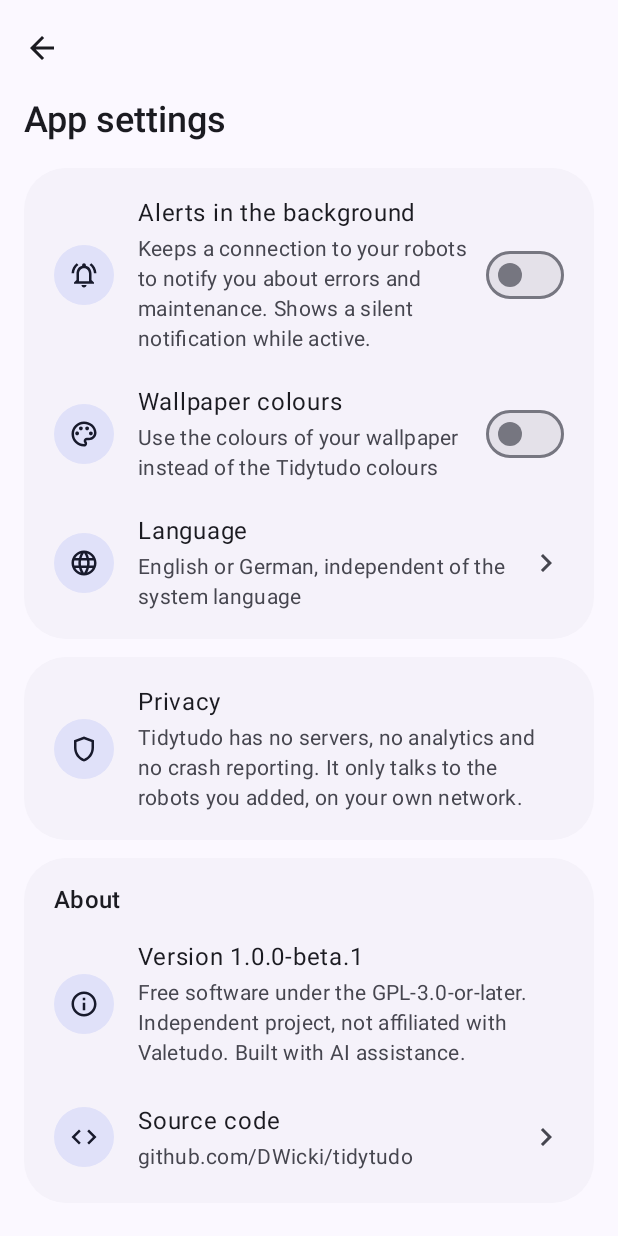
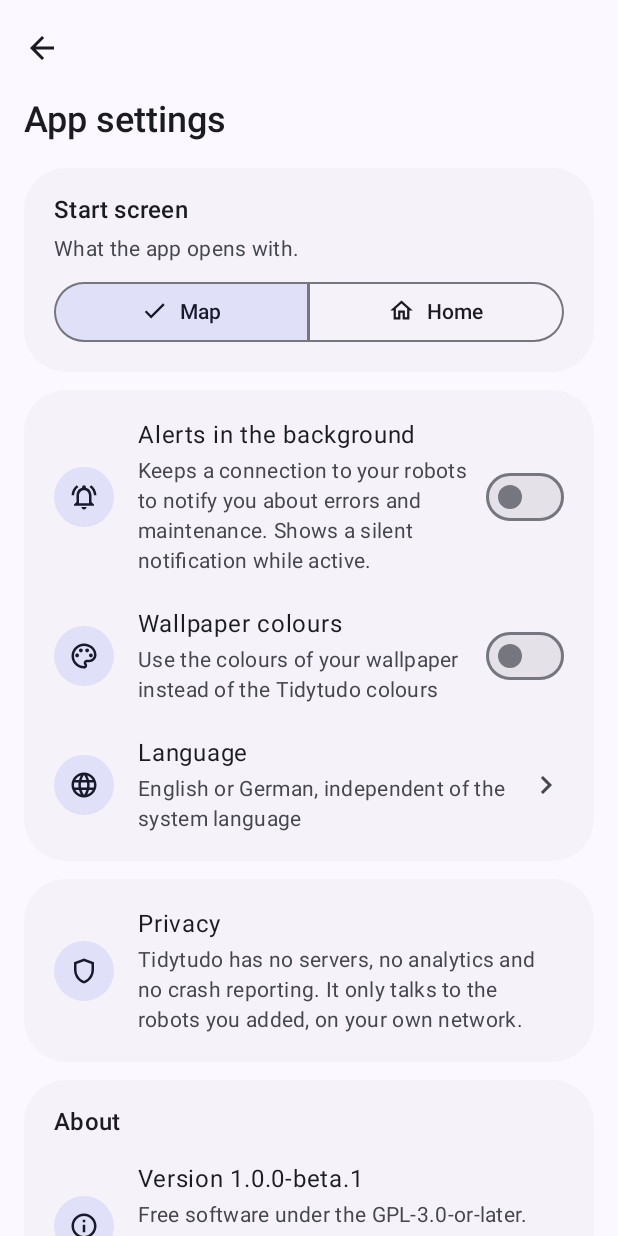
Before and after one commit to DWicki/tidytudo, an Android app built with Jetpack Compose: the AppSettingsScreen screen opened through its navigation route, on a phone screen of 412 x 824 dp. Run offline under Robolectric (Android 15) with nearby library versions, the phone set to English and light mode, and no system bars.

```diff
--- a/app/src/main/java/io/github/dwicki/tidytudo/data/AppSettings.kt
+++ b/app/src/main/java/io/github/dwicki/tidytudo/data/AppSettings.kt
@@ -30,6 +30,16 @@ class AppSettings(context: Context) {
     }
 
     /** Whether the user has used the room chips once; the home screen explains them until then. */
+    private val startOnMapState = MutableStateFlow(prefs.getBoolean(KEY_START_ON_MAP, true))
+
+    /** Which tab the app opens with: the map (default, the most telling view) or the home screen. */
+    val startOnMap: StateFlow<Boolean> = startOnMapState.asStateFlow()
+
+    fun setStartOnMap(enabled: Boolean) {
+        prefs.edit().putBoolean(KEY_START_ON_MAP, enabled).apply()
+        startOnMapState.value = enabled
+    }
+
     val roomsHintDone: Boolean get() = prefs.getBoolean(KEY_ROOMS_HINT_DONE, false)
 
     fun markRoomsHintDone() = prefs.edit().putBoolean(KEY_ROOMS_HINT_DONE, true).apply()
@@ -50,5 +60,6 @@ class AppSettings(context: Context) {
         const val KEY_NOTIFICATION_PROMPT = "notification_prompt_shown"
         const val KEY_DYNAMIC_COLOR = "dynamic_color"
         const val KEY_ROOMS_HINT_DONE = "rooms_hint_done"
+        const val KEY_START_ON_MAP = "start_on_map"
     }
 }
--- a/app/src/main/java/io/github/dwicki/tidytudo/ui/MainScreen.kt
+++ b/app/src/main/java/io/github/dwicki/tidytudo/ui/MainScreen.kt
@@ -104,7 +104,9 @@ private enum class Tab(@StringRes val label: Int, val icon: ImageVector, val sel
 @OptIn(ExperimentalMaterial3Api::class)
 @Composable
 fun MainScreen(robot: Robot, robots: List<Robot>, onOpen: (RobotDestination) -> Unit, onAddRobot: () -> Unit) {
-    var tab by rememberSaveable { mutableStateOf(Tab.HOME) }
+    val appSettings = LocalContext.current.appContainer.settings
+    // The start screen is a setting (App settings); the map by default.
+    var tab by rememberSaveable { mutableStateOf(if (appSettings.startOnMap.value) Tab.MAP else Tab.HOME) }
     var mapOpensRooms by rememberSaveable { mutableStateOf(false) }
     var switcherOpen by remember { mutableStateOf(false) }
     val snackbar = remember { SnackbarHostState() }
--- a/app/src/main/java/io/github/dwicki/tidytudo/ui/appsettings/AppSettingsScreen.kt
+++ b/app/src/main/java/io/github/dwicki/tidytudo/ui/appsettings/AppSettingsScreen.kt
@@ -1,5 +1,15 @@
 package io.github.dwicki.tidytudo.ui.appsettings
 
+import io.github.dwicki.tidytudo.ui.components.ROW_HORIZONTAL_PADDING
+import androidx.compose.material3.SingleChoiceSegmentedButtonRow
+import androidx.compose.material3.SegmentedButtonDefaults
+import androidx.compose.material3.SegmentedButton
+import androidx.compose.material3.ExperimentalMaterial3Api
+import androidx.compose.material.icons.outlined.Map
+import androidx.compose.material.icons.outlined.Home
+import androidx.compose.foundation.layout.size
+import androidx.compose.foundation.layout.padding
+import androidx.compose.foundation.layout.fillMaxWidth
 import androidx.compose.material.icons.outlined.Info
 import io.github.dwicki.tidytudo.ui.components.AppListItem
 import io.github.dwicki.tidytudo.ui.components.SwitchListItem
@@ -44,6 +54,7 @@ fun AppSettingsScreen(onBack: () -> Unit) {
     val viewModel = appViewModel { AppSettingsViewModel(it) }
     val monitoring by viewModel.monitoring.collectAsStateWithLifecycle()
     val dynamicColor by viewModel.dynamicColor.collectAsStateWithLifecycle()
+    val startOnMap by viewModel.startOnMap.collectAsStateWithLifecycle()
     val context = LocalContext.current
     val setMonitoring = rememberMonitoringSwitch()
 
@@ -53,6 +64,7 @@ fun AppSettingsScreen(onBack: () -> Unit) {
             contentPadding = PaddingValues(start = 16.dp, end = 16.dp, top = padding.calculateTopPadding(), bottom = 24.dp),
             verticalArrangement = Arrangement.spacedBy(12.dp),
         ) {
+            item { StartScreenCard(startOnMap, viewModel::setStartOnMap) }
             item {
                 ListCard {
                     SwitchListItem(
@@ -103,4 +115,33 @@ fun AppSettingsScreen(onBack: () -> Unit) {
     }
 }
 
+/** Map or Home as the first screen; a segmented choice, like the carpet setting. */
+@OptIn(ExperimentalMaterial3Api::class)
+@Composable
+private fun StartScreenCard(startOnMap: Boolean, onChange: (Boolean) -> Unit) {
+    ListCard(title = stringResource(R.string.app_settings_start_screen)) {
+        Text(
+            stringResource(R.string.app_settings_start_screen_text),
+            style = MaterialTheme.typography.bodyMedium,
+            color = MaterialTheme.colorScheme.onSurfaceVariant,
+            modifier = Modifier.padding(horizontal = ROW_HORIZONTAL_PADDING),
+        )
+        val options = listOf(
+            Triple(true, R.string.tab_map, Icons.Outlined.Map),
+            Triple(false, R.string.tab_home, Icons.Outlined.Home),
+        )
+        SingleChoiceSegmentedButtonRow(Modifier.fillMaxWidth().padding(horizontal = ROW_HORIZONTAL_PADDING, vertical = 8.dp)) {
+            options.forEachIndexed { index, (map, label, icon) ->
+                SegmentedButton(
+                    selected = startOnMap == map,
+                    onClick = { onChange(map) },
+                    shape = SegmentedButtonDefaults.itemShape(index = index, count = options.size),
+                    icon = { SegmentedButtonDefaults.Icon(active = startOnMap == map) { Icon(icon, contentDescription = null, modifier = Modifier.size(18.dp)) } },
+                    label = { Text(stringResource(label)) },
+                )
+            }
+        }
+    }
+}
+
 private const val SOURCE_URL = "https://github.com/DWicki/tidytudo"
--- a/app/src/main/java/io/github/dwicki/tidytudo/ui/appsettings/AppSettingsViewModel.kt
+++ b/app/src/main/java/io/github/dwicki/tidytudo/ui/appsettings/AppSettingsViewModel.kt
@@ -10,4 +10,8 @@ class AppSettingsViewModel(container: AppContainer) : ViewModel() {
     private val settings = container.settings
 
     fun setDynamicColor(enabled: Boolean) = settings.setDynamicColor(enabled)
+
+    val startOnMap: StateFlow<Boolean> = settings.startOnMap
+
+    fun setStartOnMap(enabled: Boolean) = settings.setStartOnMap(enabled)
 }
--- a/app/src/main/res/values/strings.xml
+++ b/app/src/main/res/values/strings.xml
@@ -473,4 +473,6 @@
     <string name="auto_empty_infrequent">Now and then</string>
     <string name="auto_empty_normal">After every cleaning</string>
     <string name="auto_empty_frequent">Also during cleaning</string>
+    <string name="app_settings_start_screen">Start screen</string>
+    <string name="app_settings_start_screen_text">What the app opens with.</string>
 </resources>
```
Also changed, not shown: 2 other files.
